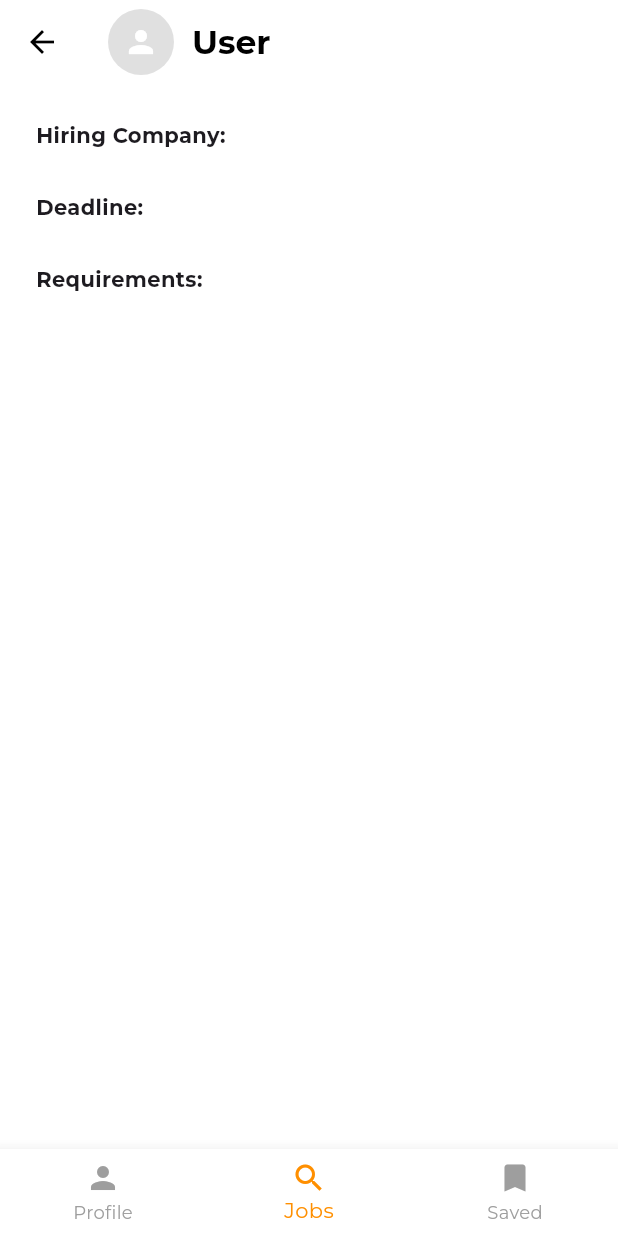
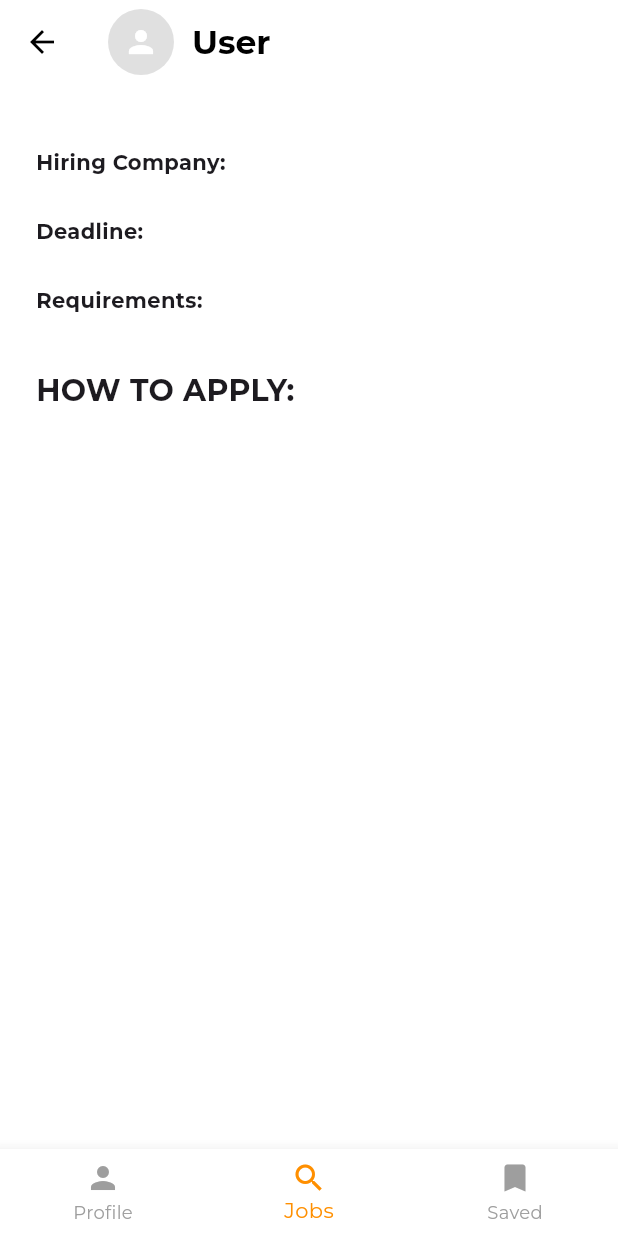
Before and after one commit to jobpopapp/jobpop1, a Flutter app: the JobApplyScreen screen opened directly with empty values, on a phone screen of 412 x 824 dp. Run offline on Flutter 3.47's test engine with Material 3 defaults, Android fonts, the light colour scheme and no system bars; our stand-ins replace google_fonts, shared_preferences, supabase_flutter; accounts and stored records are empty; generated files the repository leaves out were written again.

Commit message:
JOBS BEING QUERIED WELL FROM SUPABASE 1-JULY-2025, added saved jobs table, modified job listing to include 'All Jobs' fixed top appbar on all pages and also fixed job detail routing on saved jobs list-formated styling on job-detail screen

```diff
--- a/lib/screens/job_detail_screen.dart
+++ b/lib/screens/job_detail_screen.dart
@@ -2,6 +2,7 @@ import 'package:flutter/material.dart';
 import 'package:google_fonts/google_fonts.dart';
 import 'package:supabase_flutter/supabase_flutter.dart';
 import 'package:jobpopp/widgets/custom_app_bar.dart';
+import 'package:url_launcher/url_launcher.dart';
 
 class JobDetailScreen extends StatefulWidget {
   const JobDetailScreen({super.key});
@@ -153,12 +154,13 @@ class _JobDetailScreenState extends State<JobDetailScreen> {
                 style: GoogleFonts.montserrat(fontWeight: FontWeight.bold)),
             // Show job description, fallback if missing
             if ((job['description'] ?? '').toString().trim().isNotEmpty)
-              Text(job['description'], style: GoogleFonts.montserrat())
+              Text(job['description'] ?? '', style: GoogleFonts.montserrat())
             else if ((job['job_description'] ?? '')
                 .toString()
                 .trim()
                 .isNotEmpty)
-              Text(job['job_description'], style: GoogleFonts.montserrat())
+              Text(job['job_description'] ?? '',
+                  style: GoogleFonts.montserrat())
             else
               Text('No description provided.',
                   style: GoogleFonts.montserrat(
@@ -168,7 +170,7 @@ class _JobDetailScreenState extends State<JobDetailScreen> {
                 style: GoogleFonts.montserrat(fontWeight: FontWeight.bold)),
             Text(job['requirements'] ?? '', style: GoogleFonts.montserrat()),
             const SizedBox(height: 16),
-            if ((job['application_link'] ?? '').isNotEmpty)
+            if ((job['application_link'] ?? '').toString().isNotEmpty)
               Padding(
                 padding: const EdgeInsets.only(top: 8.0),
                 child: ElevatedButton(
@@ -379,29 +381,178 @@ class _JobApplyScreenState extends State<JobApplyScreen> {
         padding: const EdgeInsets.all(24.0),
         child: ListView(
           children: [
-            Text('Hiring Company:',
-                style: GoogleFonts.montserrat(fontWeight: FontWeight.bold)),
-            Text(job['company'] ?? '', style: GoogleFonts.montserrat()),
-            const SizedBox(height: 8),
-            Text('Deadline:',
-                style: GoogleFonts.montserrat(fontWeight: FontWeight.bold)),
-            Text(job['deadline'] ?? '', style: GoogleFonts.montserrat()),
-            const SizedBox(height: 8),
-            Text('Requirements:',
-                style: GoogleFonts.montserrat(fontWeight: FontWeight.bold)),
-            Text(job['requirements'] ?? '', style: GoogleFonts.montserrat()),
-            const SizedBox(height: 8),
-            if ((job['email'] ?? '').isNotEmpty)
-              Text('Email: ${job['email']}', style: GoogleFonts.montserrat()),
-            if ((job['company_website'] ?? '').isNotEmpty)
-              Text('Website: ${job['company_website']}',
-                  style: GoogleFonts.montserrat()),
-            if ((job['application_link'] ?? '').isNotEmpty)
-              Text('Application Link: ${job['application_link']}',
-                  style: GoogleFonts.montserrat()),
-            if ((job['contact_phone'] ?? '').isNotEmpty)
-              Text('Contact Phone: ${job['contact_phone']}',
-                  style: GoogleFonts.montserrat()),
+            Padding(
+              padding: const EdgeInsets.only(top: 20.0, bottom: 4.0),
+              child: Text(
+                'Hiring Company:',
+                style: GoogleFonts.montserrat(
+                    fontWeight: FontWeight.bold, height: 1.2),
+              ),
+            ),
+            Padding(
+              padding: const EdgeInsets.only(bottom: 8.0),
+              child: Text(
+                job['company'] ?? '',
+                style: GoogleFonts.montserrat(height: 1.2),
+              ),
+            ),
+            Padding(
+              padding: const EdgeInsets.only(bottom: 4.0),
+              child: Text(
+                'Deadline:',
+                style: GoogleFonts.montserrat(
+                    fontWeight: FontWeight.bold, height: 1.2),
+              ),
+            ),
+            Padding(
+              padding: const EdgeInsets.only(bottom: 8.0),
+              child: Text(
+                job['deadline'] ?? '',
+                style: GoogleFonts.montserrat(height: 1.2),
+              ),
+            ),
+            Padding(
+              padding: const EdgeInsets.only(bottom: 4.0),
+              child: Text(
+                'Requirements:',
+                style: GoogleFonts.montserrat(
+                    fontWeight: FontWeight.bold, height: 1.2),
+              ),
+            ),
+            Padding(
+              padding: const EdgeInsets.only(bottom: 8.0),
+              child: Text(
+                job['requirements'] ?? '',
+                style: GoogleFonts.montserrat(height: 1.2),
+              ),
+            ),
+            Padding(
+              padding: const EdgeInsets.symmetric(vertical: 10.0),
+              child: Text(
+                'HOW TO APPLY:',
+                style: GoogleFonts.montserrat(
+                  fontWeight: FontWeight.bold,
+                  fontSize: 20,
+                  height: 1.2,
+                ),
+              ),
+            ),
+            if ((job['email'] ?? '').toString().isNotEmpty) ...[
+              Padding(
+                padding: const EdgeInsets.only(bottom: 4.0),
+                child: Text(
+                  'Email:',
+                  style: GoogleFonts.montserrat(
+                      fontWeight: FontWeight.bold, height: 1.2),
+                ),
+              ),
+              GestureDetector(
+                onTap: () {
+                  final email = job['email'];
+                  if (email != null) {
+                    launchUrl(Uri.parse('mailto:$email'));
+                  }
+                },
+                child: Padding(
+                  padding: const EdgeInsets.only(bottom: 8.0),
+                  child: Text(
+                    job['email'] ?? '',
+                    style: GoogleFonts.montserrat(
+                      color: Colors.blue,
+                      decoration: TextDecoration.underline,
+                      height: 1.2,
+                    ),
+                  ),
+                ),
+              ),
+            ],
+            if ((job['company_website'] ?? '').toString().isNotEmpty) ...[
+              Padding(
+                padding: const EdgeInsets.only(bottom: 4.0),
+                child: Text(
+                  'Website:',
+                  style: GoogleFonts.montserrat(
+                      fontWeight: FontWeight.bold, height: 1.2),
+                ),
+              ),
+              GestureDetector(
+                onTap: () {
+                  final url = job['company_website'];
+                  if (url != null) {
+                    launchUrl(Uri.parse(url));
+                  }
+                },
+                child: Padding(
+                  padding: const EdgeInsets.only(bottom: 8.0),
+                  child: Text(
+                    job['company_website'] ?? '',
+                    style: GoogleFonts.montserrat(
+                      color: Colors.blue,
+                      decoration: TextDecoration.underline,
+                      height: 1.2,
+                    ),
+                  ),
+                ),
+              ),
+            ],
+            if ((job['application_link'] ?? '').toString().isNotEmpty) ...[
+              Padding(
+                padding: const EdgeInsets.only(bottom: 4.0),
+                child: Text(
+                  'Application Link:',
+                  style: GoogleFonts.montserrat(
+                      fontWeight: FontWeight.bold, height: 1.2),
+                ),
+              ),
+              GestureDetector(
+                onTap: () {
+                  final url = job['application_link'];
+                  if (url != null) {
+                    launchUrl(Uri.parse(url));
+                  }
+                },
+                child: Padding(
+                  padding: const EdgeInsets.only(bottom: 8.0),
+                  child: Text(
+                    job['application_link'] ?? '',
+                    style: GoogleFonts.montserrat(
+                      color: Colors.blue,
+                      decoration: TextDecoration.underline,
+                      height: 1.2,
+                    ),
+                  ),
+                ),
+              ),
+            ],
+            if ((job['contact_phone'] ?? '').toString().isNotEmpty) ...[
+              Padding(
+                padding: const EdgeInsets.only(bottom: 4.0),
+                child: Text(
+                  'Contact Phone:',
+                  style: GoogleFonts.montserrat(
+                      fontWeight: FontWeight.bold, height: 1.2),
+                ),
+              ),
+              GestureDetector(
+                onTap: () {
+                  final phone = job['contact_phone'];
+                  if (phone != null) {
+                    launchUrl(Uri.parse('tel:$phone'));
+                  }
+                },
+                child: Padding(
+                  padding: const EdgeInsets.only(bottom: 8.0),
+                  child: Text(
+                    job['contact_phone'] ?? '',
+                    style: GoogleFonts.montserrat(
+                      color: Colors.blue,
+                      decoration: TextDecoration.underline,
+                      height: 1.2,
+                    ),
+                  ),
+                ),
+              ),
+            ],
           ],
         ),
       ),
```
Also changed, not shown: 1 other file.
